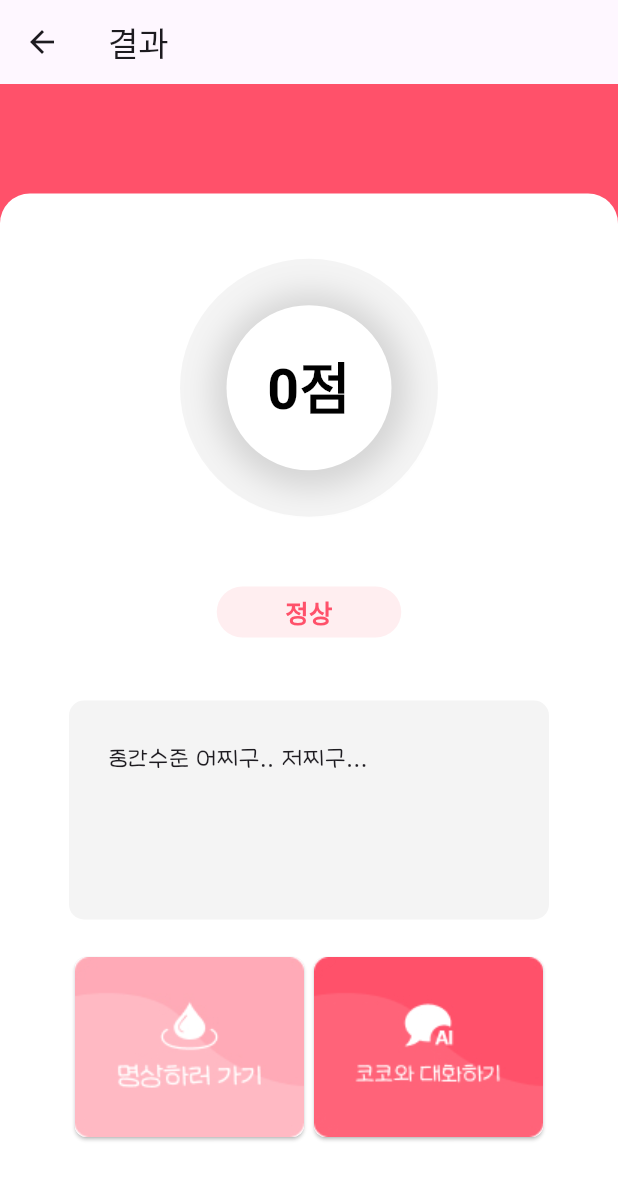
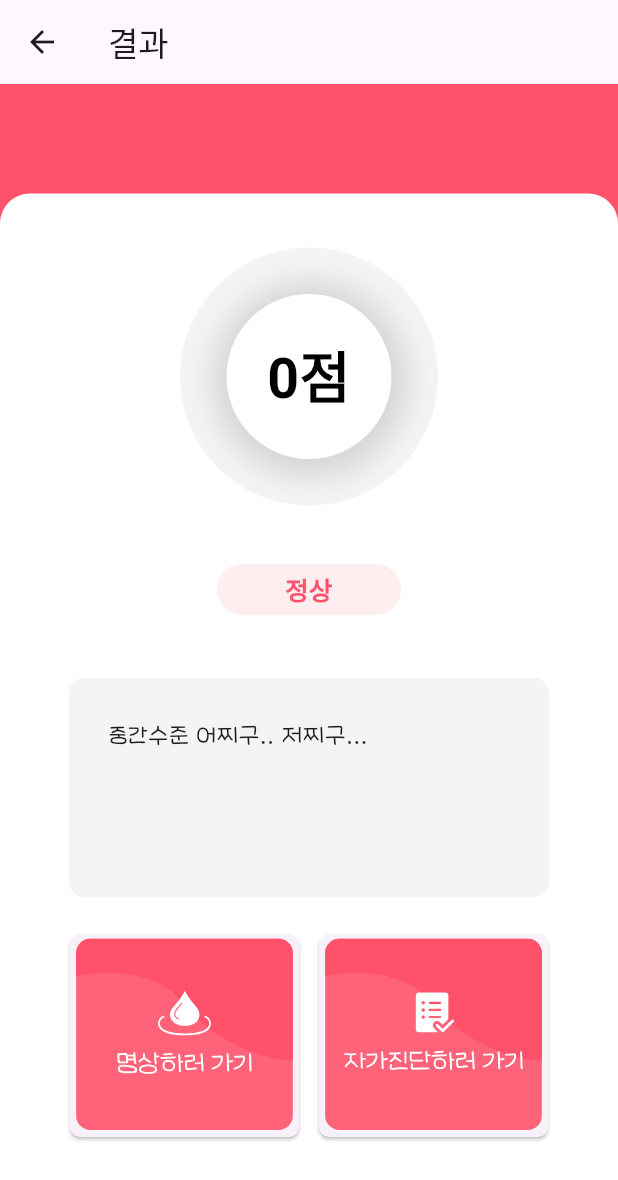
Before and after one commit to OZ-Pinned/OZ-Pinned, a Flutter app: the ResultPage screen opened directly with empty values, on a phone screen of 412 x 824 dp. Shown: the top 1180 px of the screen. Run offline on Flutter 3.47's test engine with Material 3 defaults, Android fonts, the light colour scheme and no system bars; our stand-ins replace flutter_svg, image_picker, shared_preferences, youtube_player_iframe; accounts and stored records are empty; network calls fail; project files that could hold a hidden picture were left out.

Commit message:
✅ add : 홈 페이지 구현, 테스트 결과 페이지 수정

```diff
--- a/pinned/lib/screens/test.dart
+++ b/pinned/lib/screens/test.dart
@@ -5,6 +5,7 @@ import 'package:intl/intl.dart';
 import 'package:shared_preferences/shared_preferences.dart';
 import 'dart:convert';
 import 'package:http/http.dart' as http;
+import 'package:flutter_svg/flutter_svg.dart';
 
 void main() => runApp(MyApp());
 
@@ -329,6 +330,15 @@ class _ResultPageState extends State<ResultPage> {
     }
   }
 
+  List buttonImageList = [
+    'meditationButton.svg',
+    'selfTestButton.svg',
+  ];
+
+  String getButtonImage(int value) {
+    return buttonImageList[value];
+  }
+
   @override
   Widget build(BuildContext context) {
     int totalScore = widget.totalScore;
@@ -413,47 +423,39 @@ class _ResultPageState extends State<ResultPage> {
                   Row(
                     mainAxisAlignment: MainAxisAlignment.center,
                     children: [
-                      SizedBox(
-                        height: 120,
-                        width: 153,
-                        child: ElevatedButton(
-                          onPressed: () {},
+                      for (int i = 0; i < 2; i++) ...[
+                        ElevatedButton(
                           style: ElevatedButton.styleFrom(
-                            padding: EdgeInsets.zero,
                             shape: RoundedRectangleBorder(
-                              borderRadius: BorderRadius.circular(8),
+                              borderRadius: BorderRadius.circular(7),
                             ),
+                            padding: EdgeInsets.all(0),
                           ),
-                          child: ClipRRect(
-                            borderRadius: BorderRadius.circular(8),
-                            child: Image.asset(
-                              'assets/images/meditationButton.jpg',
-                              fit: BoxFit.cover,
-                            ),
+                          child: SvgPicture.asset(
+                            'assets/images/${getButtonImage(i)}',
+                            width: 153,
+                            height: 135,
                           ),
+                          onPressed: () {
+                            if (i == 0) {
+                              Navigator.push(
+                                context,
+                                MaterialPageRoute(
+                                  builder: (context) => TestPage(lang: false),
+                                ),
+                              );
+                            } else {
+                              Navigator.push(
+                                context,
+                                MaterialPageRoute(
+                                  builder: (context) => TestPage(lang: true),
+                                ),
+                              );
+                            }
+                          },
                         ),
-                      ),
-                      const SizedBox(width: 6.5),
-                      SizedBox(
-                        height: 120,
-                        width: 153,
-                        child: ElevatedButton(
-                          onPressed: () {},
-                          style: ElevatedButton.styleFrom(
-                            padding: EdgeInsets.zero,
-                            shape: RoundedRectangleBorder(
-                              borderRadius: BorderRadius.circular(8),
-                            ),
-                          ),
-                          child: ClipRRect(
-                            borderRadius: BorderRadius.circular(8),
-                            child: Image.asset(
-                              'assets/images/chatbotButton.jpg',
-                              fit: BoxFit.cover,
-                            ),
-                          ),
-                        ),
-                      ),
+                        if (i < 1) const SizedBox(width: 13),
+                      ],
                     ],
                   ),
                   SizedBox(height: 50),
--- a/pinned/pubspec.yaml
+++ b/pinned/pubspec.yaml
@@ -114,6 +114,8 @@ flutter:
     - assets/images/emotionBackground.svg
     - assets/images/smallBackground.svg
     - assets/images/smallBackground.png
+    - assets/images/meditationButton.svg
+    - assets/images/selfTestButton.svg
 
   #
   # For details regarding fonts from package dependencies,
```
Also changed, not shown: pinned/lib/screens/home.dart (+52 -1 lines), pinned/assets/images/meditationButton.png (added), pinned/assets/images/meditationButton.svg (added), pinned/assets/images/selfTestButton.svg (added), pinned/assets/images/selftestButton.png (added).
